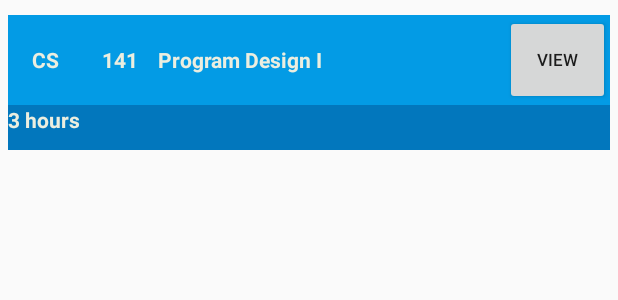
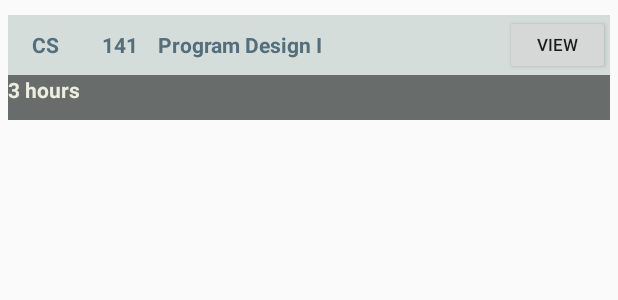
Before and after one commit to junlee91/uictime, an Android app: the layout course.xml on its own in the app's theme, with its tools: preview values and no code run, on a phone screen of 412 x 824 dp. Shown: the top 300 px of the screen. Run offline under Robolectric (Android 15) with nearby library versions, the phone set to English and light mode, and no system bars.

Commit message:
onClick color change on View

```diff
--- a/app/build.gradle
+++ b/app/build.gradle
@@ -5,7 +5,7 @@ android {
     buildToolsVersion "25.0.3"
     defaultConfig {
         applicationId "com.sodastudio.uictime"
-        minSdkVersion 16
+        minSdkVersion 15
         targetSdkVersion 25
         versionCode 1
         versionName "1.0"
--- a/app/src/main/res/layout/course.xml
+++ b/app/src/main/res/layout/course.xml
@@ -7,26 +7,27 @@
                 android:layout_height="wrap_content">
 
     <FrameLayout
+        android:id="@+id/course_layout"
         android:layout_width="match_parent"
         android:layout_height="wrap_content"
+        android:layout_marginTop="10dp"
+        android:layout_marginLeft="5dp"
+        android:layout_marginRight="5dp"
         android:foregroundGravity="center">
 
         <LinearLayout
             android:id="@+id/course_view_layout"
             android:layout_width="match_parent"
-            android:layout_height="60dp"
+            android:layout_height="40dp"
             android:orientation="horizontal"
-            android:layout_marginTop="10dp"
-            android:layout_marginLeft="5dp"
-            android:layout_marginRight="5dp"
-            android:background="@color/colorPrimary">
+            android:background="@color/colorCourseListIdle">
 
             <TextView
                 android:id="@+id/course_subject_text"
                 android:layout_width="50dp"
                 android:layout_height="match_parent"
                 android:text="CS"
-                android:textColor="@color/colorTextIdle"
+                android:textColor="@color/colorAccent"
                 android:textStyle="bold"
                 android:gravity="center"/>
 
@@ -35,7 +36,7 @@
                 android:layout_width="50dp"
                 android:layout_height="match_parent"
                 android:text="141"
-                android:textColor="@color/colorTextIdle"
+                android:textColor="@color/colorAccent"
                 android:textStyle="bold"
                 android:gravity="center"/>
 
@@ -45,7 +46,7 @@
                 android:layout_height="match_parent"
                 android:layout_gravity="center"
                 android:gravity="center_vertical"
-                android:textColor="@color/colorTextIdle"
+                android:textColor="@color/colorAccent"
                 android:textStyle="bold"
                 android:text="Program Design I"/>
 
@@ -54,20 +55,18 @@
         <LinearLayout
             android:layout_width="match_parent"
             android:layout_height="match_parent"
-            android:layout_marginLeft="5dp"
-            android:layout_marginRight="5dp"
             android:orientation="vertical">
 
             <TextView
                 android:id="@+id/course_credit_text"
                 android:layout_width="match_parent"
                 android:layout_height="30dp"
-                android:layout_marginTop="70dp"
+                android:layout_marginTop="40dp"
                 android:text="3 hours"
                 android:textStyle="bold"
                 android:textColor="@color/colorTextIdle"
                 android:layout_gravity="center"
-                android:background="@color/colorPrimaryDark"
+                android:background="@color/colorCourseTimeIdle"
                 />
 
         </LinearLayout>
@@ -79,7 +78,7 @@
         android:id="@+id/course_add_button"
         android:layout_alignParentRight="true"
         android:layout_width="70dp"
-        android:layout_height="60dp"
+        android:layout_height="40dp"
         android:layout_marginTop="10dp"
         android:layout_marginRight="5dp"
         android:layout_gravity="center_horizontal"
--- a/app/src/main/res/values/colors.xml
+++ b/app/src/main/res/values/colors.xml
@@ -7,4 +7,7 @@
     <color name="colorGray">#8C8C8C</color>
     <color name="colorIdle">#1cb3ff</color>
     <color name="colorTextIdle">#ebeee0</color>
+
+    <color name="colorCourseListIdle">#d4ddda</color>
+    <color name="colorCourseTimeIdle">#686d6b</color>
 </resources>
```
Also changed, not shown: app/src/main/java/com/sodastudio/uictime/ui/CourseListFragment.java (+23 -2 lines).
